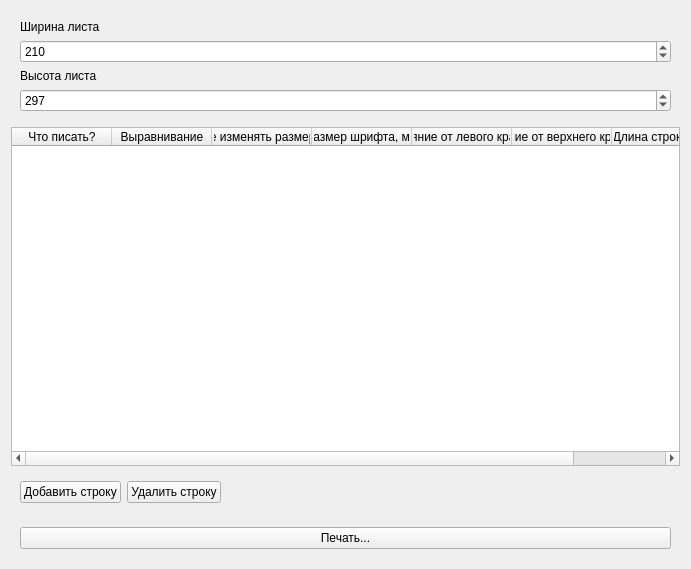
This is TournamentManager/formdipl.ui in BarsukAlexey/xelarogi as Qt 5 draws it before an edit. The edited form follows.
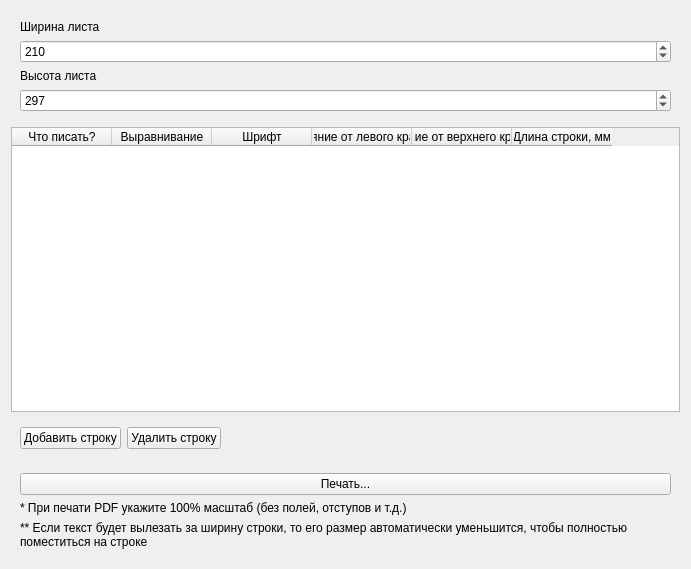
This is the edited form.

Diff of the .ui file:
```diff
--- a/TournamentManager/formdipl.ui
+++ b/TournamentManager/formdipl.ui
@@ -40,12 +40,7 @@
      </column>
      <column>
       <property name="text">
-       <string>Шрифт (не изменять размер шрифта)</string>
-      </property>
-     </column>
-     <column>
-      <property name="text">
-       <string>Размер шрифта, мм</string>
+       <string>Шрифт</string>
       </property>
      </column>
      <column>
@@ -147,6 +142,13 @@
    <item row="3" column="0">
     <widget class="QWidget" name="widget_3" native="true">
      <layout class="QGridLayout" name="gridLayout_3">
+      <item row="1" column="0">
+       <widget class="QLabel" name="label_3">
+        <property name="text">
+         <string>* При печати PDF укажите 100% масштаб (без полей, отступов и т.д.)</string>
+        </property>
+       </widget>
+      </item>
       <item row="0" column="0">
        <widget class="QPushButton" name="pushButtonPrint">
         <property name="text">
@@ -154,6 +156,16 @@
         </property>
        </widget>
       </item>
+      <item row="2" column="0">
+       <widget class="QLabel" name="label_4">
+        <property name="text">
+         <string>** Если текст будет вылезать за ширину строки, то его размер автоматически уменьшится, чтобы полностью поместиться на строке</string>
+        </property>
+        <property name="wordWrap">
+         <bool>true</bool>
+        </property>
+       </widget>
+      </item>
      </layout>
     </widget>
    </item>
```
